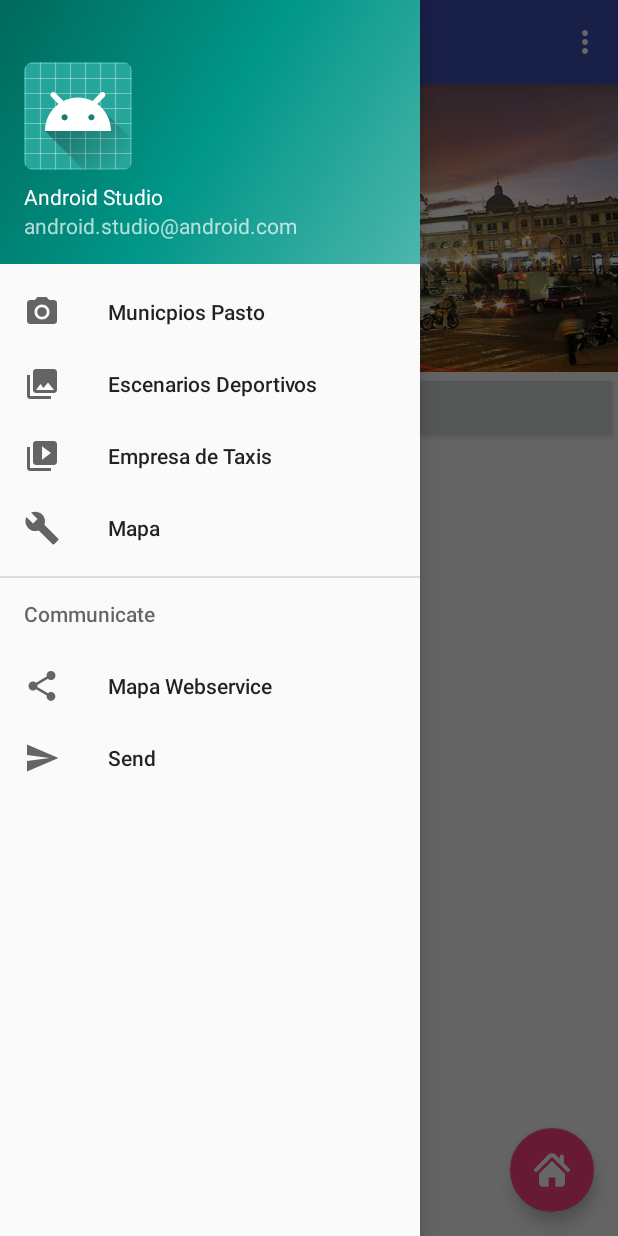
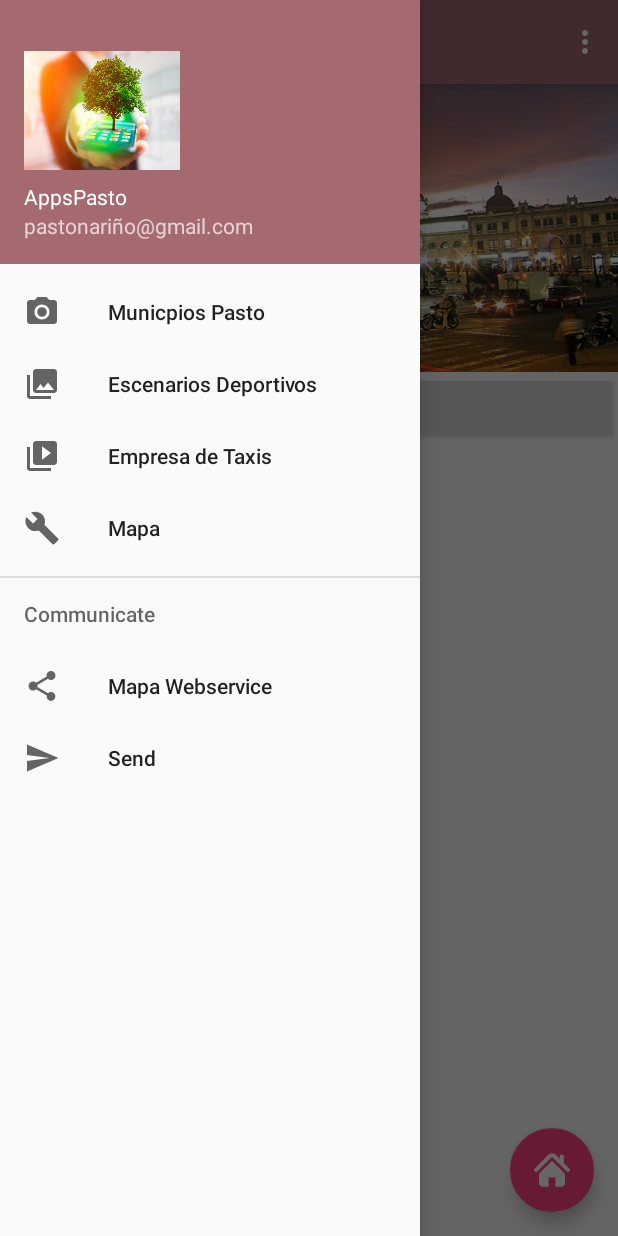
Before and after one commit to juaburgos/AppFinalAndroid, an Android app: the screen it shows after launch (MainActivity), with the side drawer open, on a phone screen of 412 x 824 dp. Run offline under Robolectric (Android 15) with nearby library versions, the phone set to English and light mode, and no system bars.

Commit message:
Proyecto final

```diff
--- a/app/src/main/res/drawable/deg.xml
+++ b/app/src/main/res/drawable/deg.xml
@@ -5,7 +5,7 @@
         <shape>
             <gradient
                 android:angle="90"
-                android:startColor="#FF567DAE"
+                android:startColor="#FFAD5660"
                 android:endColor="#FF5DA2B7"
                 android:type="linear"/>
         </shape>
--- a/app/src/main/res/layout/nav_header_main.xml
+++ b/app/src/main/res/layout/nav_header_main.xml
@@ -3,7 +3,7 @@
     xmlns:app="http://schemas.android.com/apk/res-auto"
     android:layout_width="match_parent"
     android:layout_height="@dimen/nav_header_height"
-    android:background="@drawable/side_nav_bar"
+    android:background="@color/colorPrimary"
     android:gravity="bottom"
     android:orientation="vertical"
     android:paddingBottom="@dimen/activity_vertical_margin"
@@ -14,22 +14,22 @@
 
     <ImageView
         android:id="@+id/imageView"
-        android:layout_width="wrap_content"
-        android:layout_height="wrap_content"
-        android:paddingTop="@dimen/nav_header_vertical_spacing"
-        app:srcCompat="@mipmap/ic_launcher_round" />
+        android:layout_width="104dp"
+        android:layout_height="79dp"
+        android:background="@drawable/eco"
+        android:paddingTop="@dimen/nav_header_vertical_spacing" />
 
     <TextView
         android:layout_width="match_parent"
         android:layout_height="wrap_content"
         android:paddingTop="@dimen/nav_header_vertical_spacing"
-        android:text="Android Studio"
+        android:text="AppsPasto"
         android:textAppearance="@style/TextAppearance.AppCompat.Body1" />
 
     <TextView
         android:id="@+id/textView"
         android:layout_width="wrap_content"
         android:layout_height="wrap_content"
-        android:text="android.studio@android.com" />
+        android:text="pastonariño@gmail.com" />
 
 </LinearLayout>
--- a/app/src/main/res/values/colors.xml
+++ b/app/src/main/res/values/colors.xml
@@ -1,6 +1,6 @@
 <?xml version="1.0" encoding="utf-8"?>
 <resources>
-    <color name="colorPrimary">#3F51B5</color>
-    <color name="colorPrimaryDark">#303F9F</color>
+    <color name="colorPrimary">#a46a70</color>
+    <color name="colorPrimaryDark">#FFAD5660</color>
     <color name="colorAccent">#FF4081</color>
 </resources>
```
Also changed, not shown: app/src/main/res/drawable/eco.png (added).
